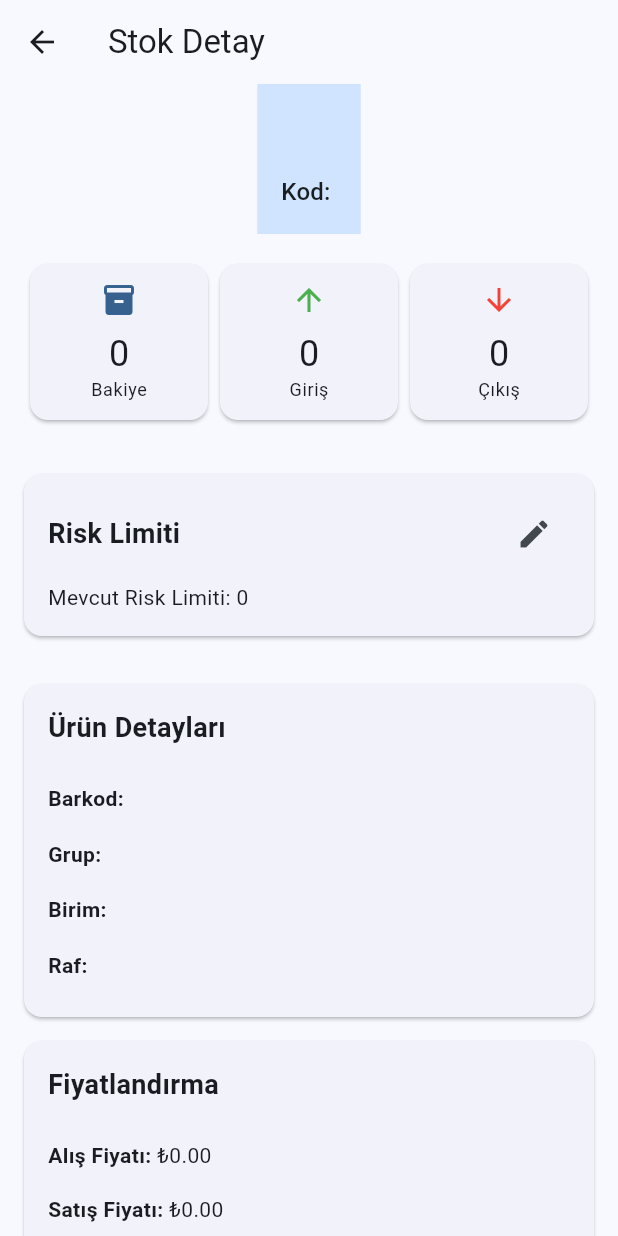
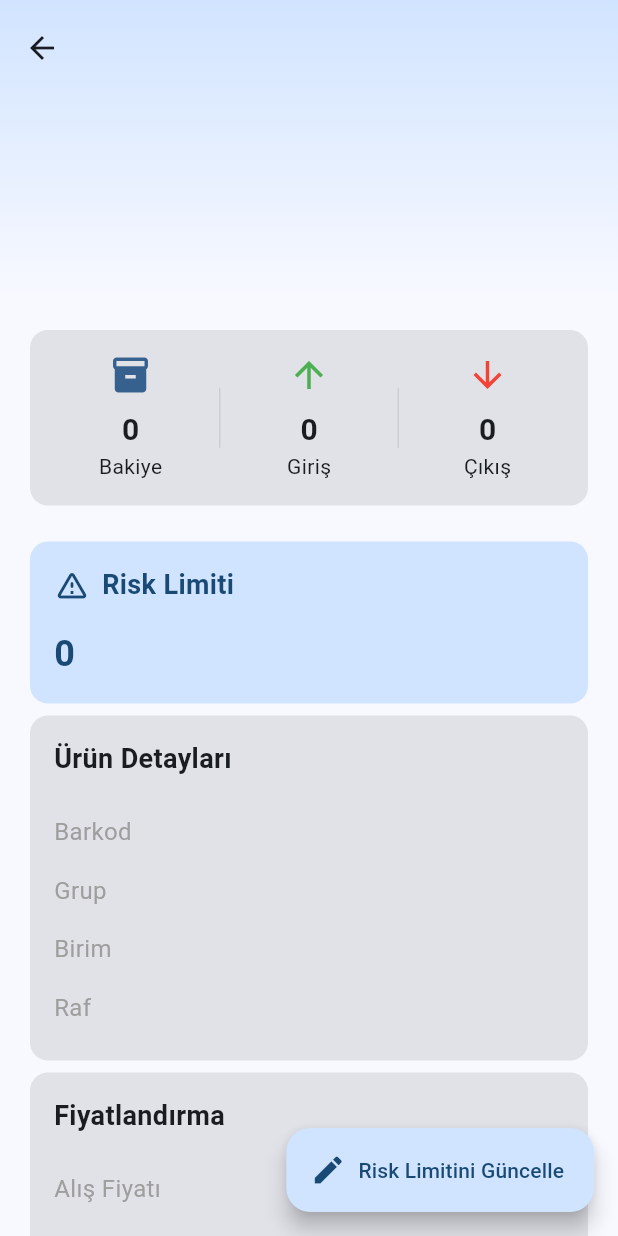
Before and after one commit to asGenn/bilsoft_srlm, a Flutter app: the _DetailView screen opened directly with empty values, on a phone screen of 412 x 824 dp. Run offline on Flutter 3.47's test engine with Material 3 defaults, Android fonts, the phone set to English and light mode, and no system bars; our stand-ins replace bloc, dio, equatable, flutter_bloc, flutter_local_notifications, flutter_secure_storage and 3 more; missing offline and left inert: workmanager; accounts and stored records are empty; network calls fail.

Commit message:
Refactor detail screen with enhanced UI and improved user interaction

```diff
--- a/lib/features/detail/view/detail_screen.dart
+++ b/lib/features/detail/view/detail_screen.dart
@@ -1,7 +1,7 @@
+import 'package:bilsoft_srlm/data/datasources/local/shared_preferences_service.dart';
 import 'package:bilsoft_srlm/domain/entities/stok.dart';
+import 'package:bilsoft_srlm/features/detail/cubit/detail_cubit.dart';
 import 'package:flutter/material.dart';
-import 'package:bilsoft_srlm/data/datasources/local/shared_preferences_service.dart';
-import 'package:bilsoft_srlm/features/detail/cubit/detail_cubit.dart';
 import 'package:flutter_bloc/flutter_bloc.dart';
 
 class DetailScreen extends StatelessWidget {
@@ -31,109 +31,178 @@ class _DetailView extends StatelessWidget {
 
   @override
   Widget build(BuildContext context) {
+    final colorScheme = Theme.of(context).colorScheme;
+
     return BlocBuilder<DetailCubit, DetailState>(
       builder: (context, state) {
         return Scaffold(
-          appBar: AppBar(
-            title: const Text('Stok Detay'),
-          ),
-          body: SingleChildScrollView(
+          body: CustomScrollView(
+            slivers: [
+              _buildSliverAppBar(context),
+              SliverToBoxAdapter(
+                child: Padding(
+                  padding: const EdgeInsets.symmetric(horizontal: 16.0),
                   child: Column(
+                    crossAxisAlignment: CrossAxisAlignment.start,
                     children: [
-                _buildHeader(context),
-                _buildStockStats(),
-                _buildRiskLimitSection(context, state),
-                _buildDetailsCard(),
-                _buildPricingCard(),
-                _buildAdditionalInfo(),
+                      const SizedBox(height: 16),
+                      _buildStockStats(colorScheme),
+                      const SizedBox(height: 16),
+                      _buildRiskLimitCard(context, state, colorScheme),
+                      _buildDetailsSection(colorScheme),
+                      _buildPricingSection(colorScheme),
+                      _buildAdditionalInfoSection(colorScheme),
+                      const SizedBox(height: 32),
                     ],
                   ),
                 ),
+              ),
+            ],
+          ),
+          floatingActionButton: _buildFloatingActionButton(context, state),
         );
       },
     );
   }
 
-  Widget _buildHeader(BuildContext context) {
-    return Container(
-      padding: const EdgeInsets.all(16),
-      color: Theme.of(context).colorScheme.primaryContainer,
-      child: Column(
-        crossAxisAlignment: CrossAxisAlignment.start,
-        children: [
-          Text(
+  Widget _buildSliverAppBar(BuildContext context) {
+    return SliverAppBar.large(
+      expandedHeight: 200,
+      pinned: true,
+      flexibleSpace: FlexibleSpaceBar(
+        title: Hero(
+          tag: 'stok_${stok.id}',
+          child: Text(
             stok.ad,
-            style: Theme.of(context).textTheme.headlineMedium?.copyWith(
-                  color: Theme.of(context).colorScheme.onPrimaryContainer,
+            style: const TextStyle(fontSize: 24, fontWeight: FontWeight.bold),
           ),
         ),
+        background: Container(
+          decoration: BoxDecoration(
+            gradient: LinearGradient(
+              begin: Alignment.topCenter,
+              end: Alignment.bottomCenter,
+              colors: [
+                Theme.of(context).colorScheme.primaryContainer,
+                Theme.of(context).colorScheme.surface,
+              ],
+            ),
+          ),
+        ),
+      ),
+    );
+  }
+
+  Widget _buildStockStats(ColorScheme colorScheme) {
+    return Card(
+      elevation: 0,
+      color: colorScheme.surfaceContainerHighest,
+      child: Padding(
+        padding: const EdgeInsets.all(16),
+        child: Row(
+          children: [
+            _buildStatItem(
+              icon: Icons.inventory,
+              label: 'Bakiye',
+              value: stok.bakiye.toString(),
+              color: colorScheme.primary,
+            ),
+            _buildStatDivider(),
+            _buildStatItem(
+              icon: Icons.arrow_upward,
+              label: 'Giriş',
+              value: stok.giris.toString(),
+              color: Colors.green,
+            ),
+            _buildStatDivider(),
+            _buildStatItem(
+              icon: Icons.arrow_downward,
+              label: 'Çıkış',
+              value: stok.cikis.toString(),
+              color: Colors.red,
+            ),
+          ],
+        ),
+      ),
+    );
+  }
+
+  Widget _buildStatItem({
+    required IconData icon,
+    required String label,
+    required String value,
+    required Color color,
+  }) {
+    return Expanded(
+      child: Column(
+        children: [
+          Icon(icon, color: color, size: 28),
           const SizedBox(height: 8),
           Text(
-            'Kod: ${stok.kod}',
-            style: Theme.of(context).textTheme.titleMedium,
+            value,
+            style: const TextStyle(
+              fontSize: 20,
+              fontWeight: FontWeight.bold,
+            ),
+          ),
+          Text(
+            label,
+            style: const TextStyle(fontSize: 14),
           ),
         ],
       ),
     );
   }
 
-  Widget _buildStockStats() {
-    return Padding(
-      padding: const EdgeInsets.all(16),
-      child: Row(
-        children: [
-          Expanded(
-            child: _StatCard(
-              title: 'Bakiye',
-              value: stok.bakiye.toString(),
-              icon: Icons.inventory,
-            ),
-          ),
-          Expanded(
-            child: _StatCard(
-              title: 'Giriş',
-              value: stok.giris.toString(),
-              icon: Icons.arrow_upward,
-              color: Colors.green,
-            ),
-          ),
-          Expanded(
-            child: _StatCard(
-              title: 'Çıkış',
-              value: stok.cikis.toString(),
-              icon: Icons.arrow_downward,
-              color: Colors.red,
-            ),
-          ),
-        ],
-      ),
+  Widget _buildStatDivider() {
+    return Container(
+      height: 40,
+      width: 1,
+      margin: const EdgeInsets.symmetric(horizontal: 8),
+      color: Colors.grey.withOpacity(0.3),
     );
   }
 
-  Widget _buildRiskLimitSection(BuildContext context, DetailState state) {
+  Widget _buildRiskLimitCard(
+    BuildContext context,
+    DetailState state,
+    ColorScheme colorScheme,
+  ) {
     return Card(
-      margin: const EdgeInsets.all(16),
+      elevation: 0,
+      color: colorScheme.primaryContainer,
       child: Padding(
         padding: const EdgeInsets.all(16),
         child: Column(
           crossAxisAlignment: CrossAxisAlignment.start,
           children: [
             Row(
-              mainAxisAlignment: MainAxisAlignment.spaceBetween,
               children: [
-                const Text(
+                Icon(
+                  Icons.warning_amber_rounded,
+                  color: colorScheme.onPrimaryContainer,
+                ),
+                const SizedBox(width: 8),
+                Text(
                   'Risk Limiti',
-                  style: TextStyle(fontSize: 18, fontWeight: FontWeight.bold),
+                  style: TextStyle(
+                    fontSize: 18,
+                    fontWeight: FontWeight.bold,
+                    color: colorScheme.onPrimaryContainer,
                   ),
-                IconButton(
-                  icon: const Icon(Icons.edit),
-                  onPressed: () => _showRiskLimitDialog(context, state),
                 ),
               ],
             ),
-            const SizedBox(height: 8),
+            const SizedBox(height: 16),
             if (state is DetailLoaded)
-              Text('Mevcut Risk Limiti: ${state.riskLimit}'),
+              Text(
+                '${state.riskLimit}',
+                style: TextStyle(
+                  fontSize: 24,
+                  fontWeight: FontWeight.bold,
+                  color: colorScheme.onPrimaryContainer,
+                ),
+              ),
             if (state is DetailLoading)
               const Center(child: CircularProgressIndicator()),
           ],
@@ -142,165 +211,164 @@ class _DetailView extends StatelessWidget {
     );
   }
 
-  void _showRiskLimitDialog(BuildContext context, DetailState state) {
+  Widget _buildFloatingActionButton(BuildContext context, DetailState state) {
+    return FloatingActionButton.extended(
+      onPressed: () => _showRiskLimitBottomSheet(context, state),
+      icon: const Icon(Icons.edit),
+      label: const Text('Risk Limitini Güncelle'),
+    );
+  }
+
+  void _showRiskLimitBottomSheet(BuildContext context, DetailState state) {
     int currentLimit = (state is DetailLoaded) ? state.riskLimit : 0;
     final controller = TextEditingController(text: currentLimit.toString());
 
-    showDialog(
+    showModalBottomSheet(
       context: context,
-      builder: (dialogContext) => AlertDialog(
-        title: const Text('Risk Limiti Güncelle'),
-        content: TextField(
+      isScrollControlled: true,
+      builder: (_) => BlocProvider.value(
+        value: context.read<DetailCubit>(),
+        child: Builder(
+          builder: (bottomSheetContext) => Padding(
+            padding: EdgeInsets.only(
+              bottom: MediaQuery.of(bottomSheetContext).viewInsets.bottom,
+              left: 16,
+              right: 16,
+              top: 16,
+            ),
+            child: Column(
+              mainAxisSize: MainAxisSize.min,
+              crossAxisAlignment: CrossAxisAlignment.start,
+              children: [
+                Text(
+                  'Risk Limitini Güncelle',
+                  style: Theme.of(bottomSheetContext).textTheme.titleLarge,
+                ),
+                const SizedBox(height: 16),
+                TextField(
                   controller: controller,
                   keyboardType: TextInputType.number,
-          decoration: const InputDecoration(
+                  decoration: InputDecoration(
                     labelText: 'Yeni Risk Limiti',
+                    border: OutlineInputBorder(
+                      borderRadius: BorderRadius.circular(12),
+                    ),
+                    filled: true,
                   ),
                 ),
-        actions: [
+                const SizedBox(height: 16),
+                Row(
+                  mainAxisAlignment: MainAxisAlignment.end,
+                  children: [
                     TextButton(
-            onPressed: () => Navigator.pop(dialogContext),
+                      onPressed: () => Navigator.pop(bottomSheetContext),
                       child: const Text('İptal'),
                     ),
-          TextButton(
-            onPressed: () {
+                    const SizedBox(width: 8),
+                    FilledButton(
+                      onPressed: () async {
                         final newLimit = int.tryParse(controller.text) ?? 0;
-              context.read<DetailCubit>().updateRiskLimit(newLimit);
-              Navigator.pop(dialogContext);
+                        await bottomSheetContext
+                            .read<DetailCubit>()
+                            .updateRiskLimit(newLimit);
+                        if (context.mounted) {
+                          Navigator.pop(bottomSheetContext);
+                          Navigator.pop(context);
+                        }
                       },
                       child: const Text('Kaydet'),
                     ),
                   ],
                 ),
+                const SizedBox(height: 16),
+              ],
+            ),
+          ),
+        ),
+      ),
     );
   }
 
-  Widget _buildDetailsCard() {
+  Widget _buildInfoCard(
+      String title, List<Widget> children, ColorScheme colorScheme) {
     return Card(
-      margin: const EdgeInsets.all(16),
+      elevation: 0,
+      color: colorScheme.surfaceContainerHighest,
       child: Padding(
         padding: const EdgeInsets.all(16),
         child: Column(
           crossAxisAlignment: CrossAxisAlignment.start,
           children: [
-            Text('Ürün Detayları',
-                style: TextStyle(fontSize: 18, fontWeight: FontWeight.bold)),
+            Text(
+              title,
+              style: const TextStyle(fontSize: 18, fontWeight: FontWeight.bold),
+            ),
             const SizedBox(height: 16),
-            DetailRow(title: 'Barkod', value: stok.barkod),
-            DetailRow(title: 'Grup', value: stok.grup),
-            DetailRow(title: 'Birim', value: stok.birim),
-            if (stok.stokRafi != null)
-              DetailRow(title: 'Raf', value: stok.stokRafi.toString()),
+            ...children,
           ],
         ),
       ),
     );
   }
 
-  Widget _buildPricingCard() {
-    return Card(
-      margin: const EdgeInsets.symmetric(horizontal: 16),
-      child: Padding(
-        padding: const EdgeInsets.all(16),
-        child: Column(
-          crossAxisAlignment: CrossAxisAlignment.start,
-          children: [
-            Text('Fiyatlandırma',
-                style: TextStyle(fontSize: 18, fontWeight: FontWeight.bold)),
-            const SizedBox(height: 16),
-            DetailRow(
-                title: 'Alış Fiyatı',
-                value: '₺${stok.aFiyat.toStringAsFixed(2)}'),
-            DetailRow(
-                title: 'Satış Fiyatı',
-                value: '₺${stok.sFiyat.toStringAsFixed(2)}'),
-            DetailRow(title: 'KDV Oranı', value: '%${stok.kdvOran}'),
-            DetailRow(title: 'KDV Dahil', value: stok.kdvDahil),
+  Widget _buildDetailsSection(ColorScheme colorScheme) {
+    return _buildInfoCard(
+      'Ürün Detayları',
+      [
+        _buildInfoRow('Barkod', stok.barkod),
+        _buildInfoRow('Grup', stok.grup),
+        _buildInfoRow('Birim', stok.birim),
+        if (stok.stokRafi != null)
+          _buildInfoRow('Raf', stok.stokRafi.toString()),
       ],
-        ),
-      ),
+      colorScheme,
     );
   }
 
-  Widget _buildAdditionalInfo() {
-    return Card(
-      margin: const EdgeInsets.all(16),
-      child: Padding(
-        padding: const EdgeInsets.all(16),
-        child: Column(
-          crossAxisAlignment: CrossAxisAlignment.start,
-          children: [
-            Text('Diğer Bilgiler',
-                style: TextStyle(fontSize: 18, fontWeight: FontWeight.bold)),
-            const SizedBox(height: 16),
-            DetailRow(title: 'Kullanıcı', value: stok.kullaniciAdi),
-            DetailRow(title: 'Şube', value: stok.subeAdi),
+  Widget _buildPricingSection(ColorScheme colorScheme) {
+    return _buildInfoCard(
+      'Fiyatlandırma',
+      [
+        _buildInfoRow('Alış Fiyatı', '₺${stok.aFiyat.toStringAsFixed(2)}'),
+        _buildInfoRow('Satış Fiyatı', '₺${stok.sFiyat.toStringAsFixed(2)}'),
+        _buildInfoRow('KDV Oranı', '%${stok.kdvOran}'),
+        _buildInfoRow('KDV Dahil', stok.kdvDahil),
       ],
-        ),
-      ),
+      colorScheme,
     );
   }
+
+  Widget _buildAdditionalInfoSection(ColorScheme colorScheme) {
+    return _buildInfoCard(
+      'Diğer Bilgiler',
+      [
+        _buildInfoRow('Kullanıcı', stok.kullaniciAdi),
+        _buildInfoRow('Şube', stok.subeAdi),
+      ],
+      colorScheme,
+    );
   }
 
-class _StatCard extends StatelessWidget {
-  final String title;
-  final String value;
-  final IconData icon;
-  final Color? color;
-
-  const _StatCard({
-    required this.title,
-    required this.value,
-    required this.icon,
-    this.color,
-  });
-
-  @override
-  Widget build(BuildContext context) {
-    return Card(
-      child: Padding(
-        padding: const EdgeInsets.all(12),
-        child: Column(
-          children: [
-            Icon(icon,
-                color: color ?? Theme.of(context).primaryColor, size: 24),
-            const SizedBox(height: 8),
-            Text(
-              value,
-              style: Theme.of(context).textTheme.headlineSmall,
-            ),
-            Text(
-              title,
-              style: Theme.of(context).textTheme.bodySmall,
-            ),
-          ],
-        ),
-      ),
-    );
-  }
-}
-
-class DetailRow extends StatelessWidget {
-  final String title;
-  final String value;
-
-  const DetailRow({
-    super.key,
-    required this.title,
-    required this.value,
-  });
-
-  @override
-  Widget build(BuildContext context) {
+  Widget _buildInfoRow(String label, String value) {
     return Padding(
       padding: const EdgeInsets.symmetric(vertical: 8.0),
       child: Row(
+        mainAxisAlignment: MainAxisAlignment.spaceBetween,
         children: [
           Text(
-            '$title: ',
-            style: const TextStyle(fontWeight: FontWeight.bold),
+            label,
+            style: const TextStyle(
+              fontSize: 16,
+              color: Colors.grey,
             ),
-          Text(value),
+          ),
+          Text(
+            value,
+            style: const TextStyle(
+              fontSize: 16,
+              fontWeight: FontWeight.w500,
+            ),
+          ),
         ],
       ),
     );
--- a/lib/features/home/view/home.dart
+++ b/lib/features/home/view/home.dart
@@ -377,7 +377,12 @@ class _HomeScreenState extends State<HomeScreen> {
             return StockCard(
               item: item,
               isMonitoring: state.isMonitoring,
-              onTap: () => Navigator.of(context).push(DetailScreen.route(item)),
+              onTap: () async {
+                await Navigator.of(context).push(DetailScreen.route(item));
+                if (context.mounted) {
+                  context.read<HomeCubit>().getStokList();
+                }
+              },
             );
           },
           childCount: state.filteredList.length,
```
Lines whose indentation alone changed are shown as unchanged.
